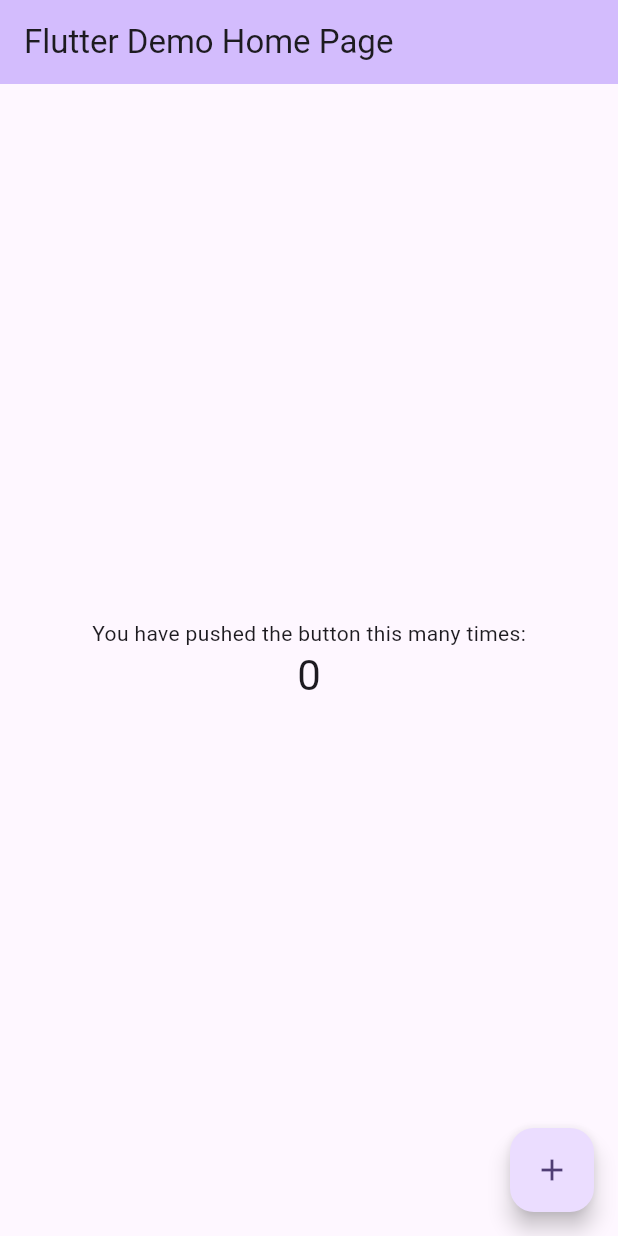
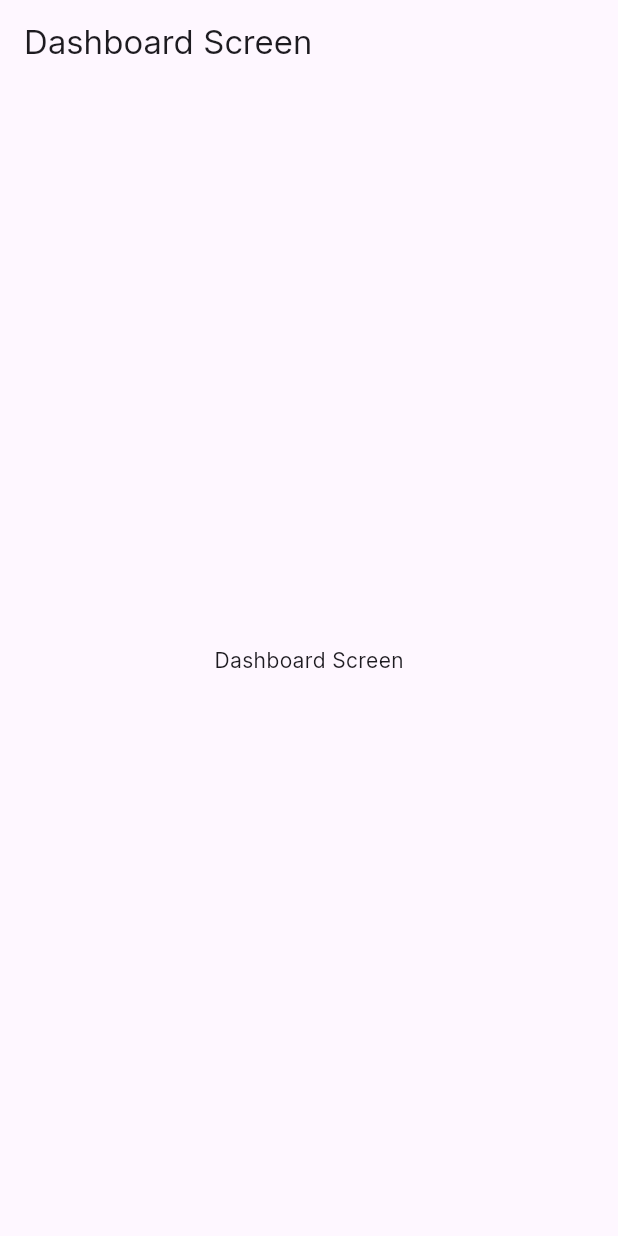
Before and after one commit to AzfarInan/firebase_shoe_store, a Flutter app: the screen it shows after launch, on a phone screen of 412 x 824 dp. Run offline on Flutter 3.47's test engine with Material 3 defaults, Android fonts, the phone set to English and light mode, and no system bars; our stand-ins replace firebase_core, get_it, go_router; accounts and stored records are empty.

Commit message:
Added themes, fonts, colors and packages to initiate project

```diff
--- /dev/null
+++ b/lib/core/globals/global_providers.dart
@@ -0,0 +1,5 @@
+class GlobalBlocProviders {
+  dynamic providers = [
+
+  ];
+}
--- /dev/null
+++ b/lib/core/globals/global_variables.dart
@@ -0,0 +1,7 @@
+import 'package:flutter/material.dart';
+
+class GlobalVariable {
+  static final GlobalKey<NavigatorState> navState = GlobalKey<NavigatorState>();
+  static final GlobalKey<NavigatorState> rootNavigatorKey =
+      GlobalKey<NavigatorState>();
+}
--- /dev/null
+++ b/lib/core/globals/route_names.dart
@@ -0,0 +1,3 @@
+class RouteNames {
+  static const String dashboard = 'dashboard';
+}
--- /dev/null
+++ b/lib/core/navigation_service/app_router.dart
@@ -0,0 +1,21 @@
+import 'package:firebase_shoe_store/core/globals/global_variables.dart';
+import 'package:firebase_shoe_store/core/globals/route_names.dart';
+import 'package:firebase_shoe_store/features/dashboard/presentation/pages/dashboard_screen.dart';
+import 'package:flutter/material.dart';
+import 'package:go_router/go_router.dart';
+
+class AppRouter {
+  late final GoRouter router = GoRouter(
+    navigatorKey: GlobalVariable.rootNavigatorKey,
+    initialLocation: '/',
+    routes: [
+      GoRoute(
+        name: RouteNames.dashboard,
+        path: '/',
+        builder: (BuildContext context, GoRouterState state) {
+          return const DashboardScreen();
+        },
+      ),
+    ],
+  );
+}
--- /dev/null
+++ b/lib/core/service_locator/service_locator.dart
@@ -0,0 +1,14 @@
+import 'package:firebase_shoe_store/core/navigation_service/app_router.dart';
+import 'package:get_it/get_it.dart';
+
+final getIt = GetIt.instance;
+
+Future<void> setupServiceLocator() async {
+  // await setupBlocs();
+  // await setupUseCases();
+  // await setupRepositories();
+  // await setupDataSources();
+
+  /// Other dependencies
+  getIt.registerLazySingleton(() => AppRouter());
+}
--- /dev/null
+++ b/lib/features/dashboard/presentation/pages/dashboard_screen.dart
@@ -0,0 +1,22 @@
+import 'package:flutter/material.dart';
+
+class DashboardScreen extends StatefulWidget {
+  const DashboardScreen({super.key});
+
+  @override
+  State<DashboardScreen> createState() => _DashboardScreenState();
+}
+
+class _DashboardScreenState extends State<DashboardScreen> {
+  @override
+  Widget build(BuildContext context) {
+    return Scaffold(
+      appBar: AppBar(
+        title: const Text('Dashboard Screen'),
+      ),
+      body: const Center(
+        child: Text('Dashboard Screen'),
+      ),
+    );
+  }
+}
--- a/lib/main.dart
+++ b/lib/main.dart
@@ -1,131 +1,188 @@
+import 'package:firebase_shoe_store/core/navigation_service/app_router.dart';
+import 'package:firebase_shoe_store/core/service_locator/service_locator.dart';
+import 'package:firebase_shoe_store/core/widgets/custom_error_screen.dart';
 import 'package:flutter/material.dart';
 import 'package:firebase_core/firebase_core.dart';
-import 'firebase_options.dart';
 
-Future<void> main() async {
+void main() async {
   WidgetsFlutterBinding.ensureInitialized();
-  await Firebase.initializeApp(
-    options: DefaultFirebaseOptions.currentPlatform,
-  );
+  await Firebase.initializeApp();
+  await setupServiceLocator();
+
   runApp(const MyApp());
 }
 
 class MyApp extends StatelessWidget {
   const MyApp({super.key});
 
-  // This widget is the root of your application.
   @override
   Widget build(BuildContext context) {
-    return MaterialApp(
-      title: 'Flutter Demo',
+    return MaterialApp.router(
+      debugShowCheckedModeBanner: false,
+      title: 'SHOESLY',
+      routerConfig: getIt<AppRouter>().router,
       theme: ThemeData(
-        // This is the theme of your application.
-        //
-        // TRY THIS: Try running your application with "flutter run". You'll see
-        // the application has a purple toolbar. Then, without quitting the app,
-        // try changing the seedColor in the colorScheme below to Colors.green
-        // and then invoke "hot reload" (save your changes or press the "hot
-        // reload" button in a Flutter-supported IDE, or press "r" if you used
-        // the command line to start the app).
-        //
-        // Notice that the counter didn't reset back to zero; the application
-        // state is not lost during the reload. To reset the state, use hot
-        // restart instead.
-        //
-        // This works for code too, not just values: Most code changes can be
-        // tested with just a hot reload.
-        colorScheme: ColorScheme.fromSeed(seedColor: Colors.deepPurple),
-        useMaterial3: true,
+        fontFamily: "Inter",
+        canvasColor: Colors.transparent,
       ),
-      home: const MyHomePage(title: 'Flutter Demo Home Page'),
+      builder: (BuildContext context, Widget? widget) {
+        ErrorWidget.builder = (FlutterErrorDetails errorDetails) {
+          return CustomErrorScreen(errorDetails: errorDetails);
+        };
+        return widget!;
+      },
     );
   }
 }
 
-class MyHomePage extends StatefulWidget {
-  const MyHomePage({super.key, required this.title});
-
-  // This widget is the home page of your application. It is stateful, meaning
-  // that it has a State object (defined below) that contains fields that affect
-  // how it looks.
-
-  // This class is the configuration for the state. It holds the values (in this
-  // case the title) provided by the parent (in this case the App widget) and
-  // used by the build method of the State. Fields in a Widget subclass are
-  // always marked "final".
-
-  final String title;
-
-  @override
-  State<MyHomePage> createState() => _MyHomePageState();
-}
-
-class _MyHomePageState extends State<MyHomePage> {
-  int _counter = 0;
-
-  void _incrementCounter() {
-    setState(() {
-      // This call to setState tells the Flutter framework that something has
-      // changed in this State, which causes it to rerun the build method below
-      // so that the display can reflect the updated values. If we changed
-      // _counter without calling setState(), then the build method would not be
-      // called again, and so nothing would appear to happen.
-      _counter++;
-    });
-  }
-
-  @override
-  Widget build(BuildContext context) {
-    // This method is rerun every time setState is called, for instance as done
-    // by the _incrementCounter method above.
-    //
-    // The Flutter framework has been optimized to make rerunning build methods
-    // fast, so that you can just rebuild anything that needs updating rather
-    // than having to individually change instances of widgets.
-    return Scaffold(
-      appBar: AppBar(
-        // TRY THIS: Try changing the color here to a specific color (to
-        // Colors.amber, perhaps?) and trigger a hot reload to see the AppBar
-        // change color while the other colors stay the same.
-        backgroundColor: Theme.of(context).colorScheme.inversePrimary,
-        // Here we take the value from the MyHomePage object that was created by
-        // the App.build method, and use it to set our appbar title.
-        title: Text(widget.title),
-      ),
-      body: Center(
-        // Center is a layout widget. It takes a single child and positions it
-        // in the middle of the parent.
-        child: Column(
-          // Column is also a layout widget. It takes a list of children and
-          // arranges them vertically. By default, it sizes itself to fit its
-          // children horizontally, and tries to be as tall as its parent.
-          //
-          // Column has various properties to control how it sizes itself and
-          // how it positions its children. Here we use mainAxisAlignment to
-          // center the children vertically; the main axis here is the vertical
-          // axis because Columns are vertical (the cross axis would be
-          // horizontal).
-          //
-          // TRY THIS: Invoke "debug painting" (choose the "Toggle Debug Paint"
-          // action in the IDE, or press "p" in the console), to see the
-          // wireframe for each widget.
-          mainAxisAlignment: MainAxisAlignment.center,
-          children: <Widget>[
-            const Text(
-              'You have pushed the button this many times:',
-            ),
-            Text(
-              '$_counter',
-              style: Theme.of(context).textTheme.headlineMedium,
-            ),
-          ],
-        ),
-      ),
-      floatingActionButton: FloatingActionButton(
-        onPressed: _incrementCounter,
-        tooltip: 'Increment',
-        child: const Icon(Icons.add),
-      ), // This trailing comma makes auto-formatting nicer for build methods.
-    );
-  }
-}
+//
+// Future<void> main() async {
+//   WidgetsFlutterBinding.ensureInitialized();
+//   await Firebase.initializeApp(
+//     options: DefaultFirebaseOptions.currentPlatform,
+//   );
+//   runApp(const MyApp());
+// }
+//
+// class MyApp extends StatefulWidget {
+//   const MyApp({super.key});
+//
+//   @override
+//   State<MyApp> createState() => _MyAppState();
+// }
+//
+// class _MyAppState extends State<MyApp> {
+//   // final FirestoreService _firestoreService = FirestoreService();
+//
+//   @override
+//   void initState() {
+//     super.initState();
+//
+//     // final product = Product(
+//     //   id: '3',
+//     //   name: 'Red',
+//     //   price: 7.21,
+//     // );
+//     // _createProduct(product);
+//   }
+//
+//   // Future<void> _createProduct(Product product) async {
+//   //   await _firestoreService.addProduct(product);
+//   //   print(product);
+//   // }
+//
+//   @override
+//   Widget build(BuildContext context) {
+//     return MaterialApp(
+//       title: 'Flutter Demo',
+//       theme: ThemeData(
+//         colorScheme: ColorScheme.fromSeed(seedColor: Colors.deepPurple),
+//         useMaterial3: true,
+//       ),
+//       home: const MyHomePage(title: 'Flutter Demo Home Page'),
+//     );
+//   }
+// }
+//
+// class MyHomePage extends StatefulWidget {
+//   const MyHomePage({super.key, required this.title});
+//
+//   final String title;
+//
+//   @override
+//   State<MyHomePage> createState() => _MyHomePageState();
+// }
+//
+// class _MyHomePageState extends State<MyHomePage> {
+//   final FirestoreService _firestoreService = FirestoreService();
+//   final List<Product> _products = [];
+//   double _counter = 0;
+//
+//   @override
+//   void initState() {
+//     super.initState();
+//
+//     _firestoreService.getProducts().then((products) {
+//       setState(() {
+//         _products.addAll(products);
+//       });
+//     });
+//   }
+//
+//   void _incrementCounter() {
+//     fetchAveragePrice().then((value) {
+//       setState(() {
+//         _counter = value;
+//       });
+//     });
+//   }
+//
+//   Future<double> fetchAveragePrice() async {
+//     // HttpsCallable callable = FirebaseFunctions.instance.httpsCallable('computeAveragePrice');
+//     // final results = await callable.call();
+//     // return results.data['average'];
+//     dynamic result;
+//     try {
+//       result = await FirebaseFunctions.instance
+//           .httpsCallable('computeAveragePrice')
+//           .call();
+//     } on FirebaseFunctionsException catch (error) {
+//       print(error.code);
+//       print(error.details);
+//       print(error.message);
+//     }
+//     return result.data['average'] ?? 404;
+//   }
+//
+//   @override
+//   Widget build(BuildContext context) {
+//     return Scaffold(
+//       appBar: AppBar(
+//         backgroundColor: Theme.of(context).colorScheme.inversePrimary,
+//         title: Text(widget.title),
+//       ),
+//       body: Column(
+//         mainAxisAlignment: MainAxisAlignment.start,
+//         children: <Widget>[
+//           const Text(
+//             'You have pushed the button this many times:',
+//           ),
+//           Text(
+//             '$_counter',
+//             style: Theme.of(context).textTheme.headlineMedium,
+//           ),
+//           ListView.builder(
+//             shrinkWrap: true,
+//             itemCount: _products.length,
+//             itemBuilder: (context, index) {
+//               final product = _products[index];
+//               return ListTile(
+//                 leading: Image.network(product.image ?? 'https://via.placeholder.com/150'),
+//                 title: Text(product.name),
+//                 subtitle: Text(product.price.toString()),
+//               );
+//             },
+//           ),
+//         ],
+//       ),
+//       floatingActionButton: FloatingActionButton(
+//         onPressed: _incrementCounter,
+//         tooltip: 'Increment',
+//         child: const Icon(Icons.add),
+//       ),
+//     );
+//   }
+// }
+//
+// class FirestoreService {
+//   final FirebaseFirestore _db = FirebaseFirestore.instance;
+//
+//   Future<void> addProduct(Product product) {
+//     return _db.collection('products').doc(product.id).set(product.toJson());
+//   }
+//
+//   Future<List<Product>> getProducts() async {
+//     final snapshot = await _db.collection('products').get();
+//     return snapshot.docs.map((doc) => Product.fromJson(doc.data())).toList();
+//   }
+// }
```
Also changed, not shown: lib/core/base/domain/use_case/use_case.dart (added, +7 -0 lines), lib/core/theme/app_colors.dart (added, +59 -0 lines), lib/core/theme/text_styles.dart (added, +50 -0 lines), lib/core/theme/theme_data.dart (added, +22 -0 lines), lib/core/widgets/custom_error_screen.dart (added, +42 -0 lines), pubspec.yaml (+16 -69 lines), assets/fonts/Inter-Bold.ttf (added), assets/fonts/Inter-Medium.ttf (added), assets/fonts/Inter-Regular.ttf (added), assets/fonts/Inter-SemiBold.ttf (added), firebase.json, lib/features/dashboard/domain/use_cases/brands_use_case.dart (added), 2 other files.
